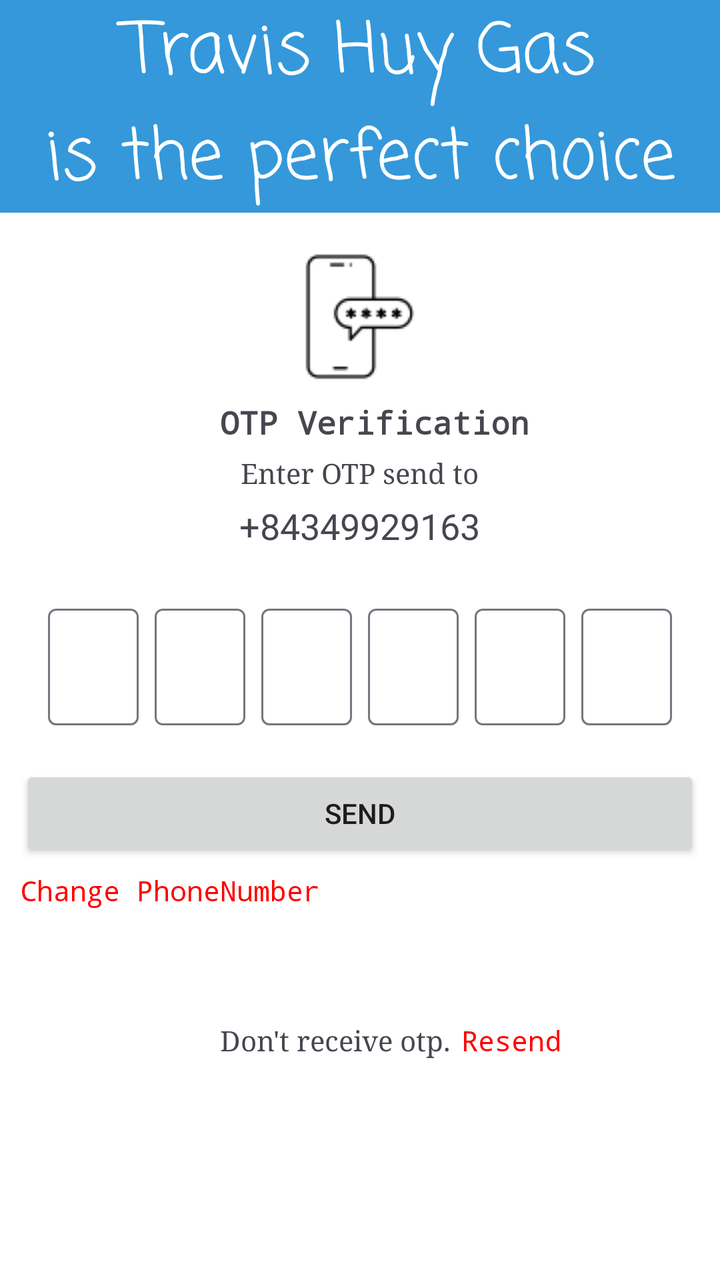
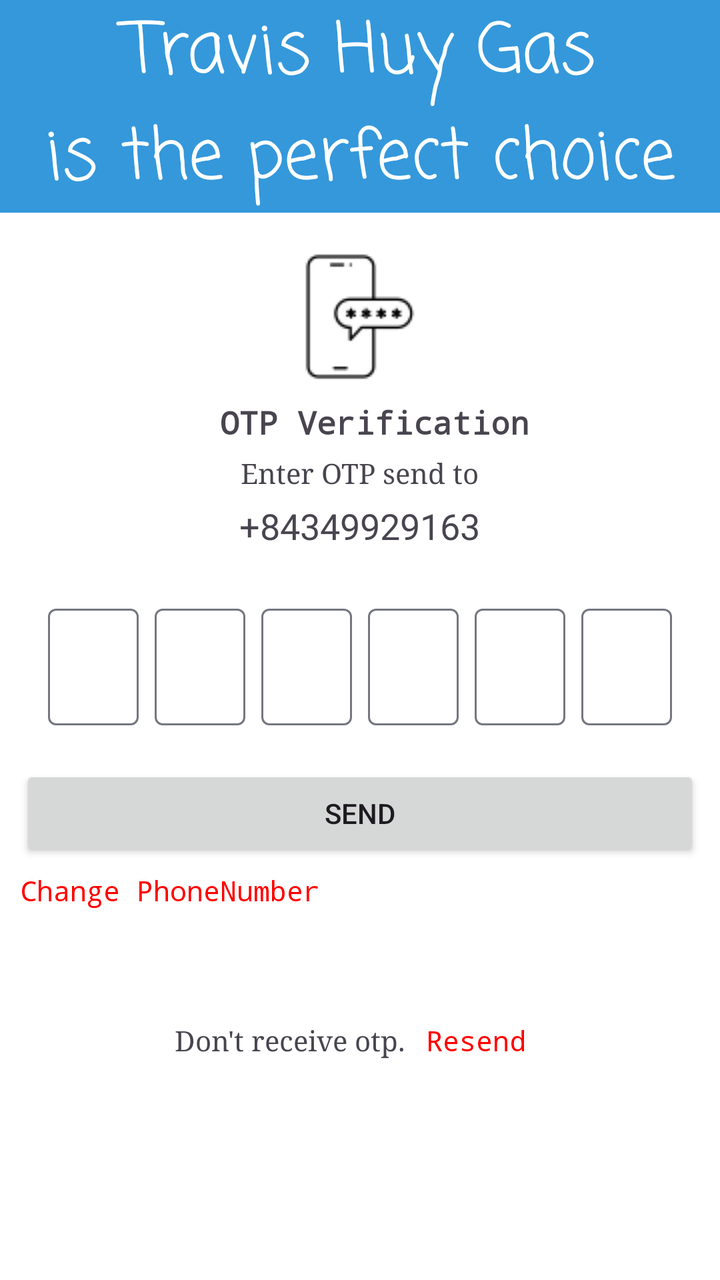

Compare the two renders of this Android layout. The source of the first and the diff that turns it into the second are given below.
<!-- AndroidManifest.xml: application theme Theme.Gas24h_7App -->
<!-- res/layout/activity_verification.xml -->
<?xml version="1.0" encoding="utf-8"?>
<androidx.constraintlayout.widget.ConstraintLayout xmlns:android="http://schemas.android.com/apk/res/android"
    xmlns:app="http://schemas.android.com/apk/res-auto"
    xmlns:tools="http://schemas.android.com/tools"
    android:layout_width="match_parent"
    android:layout_height="match_parent"
    tools:context=".ui.verify.VerificationActivity">
    <TextView
        android:id="@+id/textView"
        android:layout_width="match_parent"
        android:layout_height="wrap_content"
        android:layout_marginBottom="10dp"
        android:background="@color/light_primary"
        android:fontFamily="casual"
        android:gravity="center"
        android:text="@string/title"
        android:textColor="@color/white"
        android:textSize="35sp"
        app:layout_constraintBottom_toTopOf="@+id/linearLayout"
        app:layout_constraintEnd_toEndOf="parent"
        app:layout_constraintStart_toStartOf="parent"
        app:layout_constraintTop_toTopOf="parent" />

    <LinearLayout
        android:id="@+id/linearLayout"
        android:layout_width="match_parent"
        android:layout_height="wrap_content"
        android:orientation="vertical"
        app:layout_constraintEnd_toEndOf="parent"
        app:layout_constraintStart_toStartOf="parent"
        app:layout_constraintTop_toBottomOf="@+id/textView">

        <ImageView
            android:layout_width="64dp"
            android:layout_height="64dp"
            android:layout_gravity="center_horizontal"
            android:layout_marginTop="20dp"
            android:fontFamily="monospace"
            android:src="@drawable/icon_otp" />

        <TextView
            android:layout_width="wrap_content"
            android:layout_height="wrap_content"
            android:layout_gravity="center"
            android:layout_marginTop="10dp"
            android:layout_marginBottom="5dp"
            android:fontFamily="monospace"
            android:paddingStart="15dp"
            android:text="OTP Verification"
            android:textSize="16sp"
            android:textStyle="bold" />

        <TextView
            android:layout_width="wrap_content"
            android:layout_height="wrap_content"
            android:layout_gravity="center"
            android:layout_marginBottom="5dp"
            android:fontFamily="serif"
            android:text="Enter OTP send to" />

        <TextView
            android:id="@+id/tv_ver_phoneNumber"
            android:layout_width="wrap_content"
            android:layout_height="wrap_content"
            android:layout_gravity="center"
            android:fontFamily="@font/noto_sans_bold"
            android:text="+84349929163"
            android:textSize="18sp" />
    </LinearLayout>

    <androidx.constraintlayout.widget.ConstraintLayout
        android:id="@+id/otpLayout"
        android:layout_width="match_parent"
        android:layout_height="wrap_content"
        android:layout_marginHorizontal="24dp"
        android:layout_marginTop="24dp"
        app:layout_constraintTop_toBottomOf="@+id/linearLayout">

        <com.google.android.material.textfield.TextInputLayout
            android:id="@+id/textField1"
            android:layout_width="0dp"
            android:layout_height="wrap_content"
            android:layout_marginEnd="4dp"
            app:layout_constraintEnd_toStartOf="@+id/textField2"
            app:layout_constraintHorizontal_chainStyle="spread"
            app:layout_constraintStart_toStartOf="parent"
            app:layout_constraintTop_toTopOf="parent">

            <com.google.android.material.textfield.TextInputEditText
                android:id="@+id/ed_verification_otp1"
                android:layout_width="match_parent"
                android:layout_height="wrap_content"
                android:gravity="center"
                android:inputType="number"
                android:maxLength="1"
                android:textSize="18sp" />
        </com.google.android.material.textfield.TextInputLayout>

        <com.google.android.material.textfield.TextInputLayout
            android:id="@+id/textField2"
            android:layout_width="0dp"
            android:layout_height="wrap_content"
            android:layout_marginHorizontal="4dp"
            app:layout_constraintEnd_toStartOf="@+id/textField3"
            app:layout_constraintStart_toEndOf="@+id/textField1"
            app:layout_constraintTop_toTopOf="parent">

            <com.google.android.material.textfield.TextInputEditText
                android:id="@+id/ed_verification_otp2"
                android:layout_width="match_parent"
                android:layout_height="wrap_content"
                android:gravity="center"
                android:inputType="number"
                android:maxLength="1"
                android:textSize="18sp" />
        </com.google.android.material.textfield.TextInputLayout>

        <com.google.android.material.textfield.TextInputLayout
            android:id="@+id/textField3"
            android:layout_width="0dp"
            android:layout_height="wrap_content"
            android:layout_marginHorizontal="4dp"
            app:layout_constraintEnd_toStartOf="@+id/textField4"
            app:layout_constraintStart_toEndOf="@+id/textField2"
            app:layout_constraintTop_toTopOf="parent">

            <com.google.android.material.textfield.TextInputEditText
                android:id="@+id/ed_verification_otp3"
                android:layout_width="match_parent"
                android:layout_height="wrap_content"
                android:gravity="center"
                android:inputType="number"
                android:maxLength="1"
                android:textSize="18sp" />
        </com.google.android.material.textfield.TextInputLayout>

        <com.google.android.material.textfield.TextInputLayout
            android:id="@+id/textField4"
            android:layout_width="0dp"
            android:layout_height="wrap_content"
            android:layout_marginHorizontal="4dp"
            app:layout_constraintEnd_toStartOf="@+id/textField5"
            app:layout_constraintStart_toEndOf="@+id/textField3"
            app:layout_constraintTop_toTopOf="parent">

            <com.google.android.material.textfield.TextInputEditText
                android:id="@+id/ed_verification_otp4"
                android:layout_width="match_parent"
                android:layout_height="wrap_content"
                android:gravity="center"
                android:inputType="number"
                android:maxLength="1"
                android:textSize="18sp" />
        </com.google.android.material.textfield.TextInputLayout>

        <com.google.android.material.textfield.TextInputLayout
            android:id="@+id/textField5"
            android:layout_width="0dp"
            android:layout_height="wrap_content"
            android:layout_marginHorizontal="4dp"
            app:layout_constraintEnd_toStartOf="@+id/textField6"
            app:layout_constraintStart_toEndOf="@+id/textField4"
            app:layout_constraintTop_toTopOf="parent">

            <com.google.android.material.textfield.TextInputEditText
                android:id="@+id/ed_verification_otp5"
                android:layout_width="match_parent"
                android:layout_height="wrap_content"
                android:gravity="center"
                android:inputType="number"
                android:maxLength="1"
                android:textSize="18sp" />
        </com.google.android.material.textfield.TextInputLayout>

        <com.google.android.material.textfield.TextInputLayout
            android:id="@+id/textField6"
            android:layout_width="0dp"
            android:layout_height="wrap_content"
            android:layout_marginStart="4dp"
            app:layout_constraintEnd_toEndOf="parent"
            app:layout_constraintStart_toEndOf="@+id/textField5"
            app:layout_constraintTop_toTopOf="parent">

            <com.google.android.material.textfield.TextInputEditText
                android:id="@+id/ed_verification_otp6"
                android:layout_width="match_parent"
                android:layout_height="wrap_content"
                android:gravity="center"
                android:inputType="number"
                android:maxLength="1"
                android:textSize="18sp" />
        </com.google.android.material.textfield.TextInputLayout>

    </androidx.constraintlayout.widget.ConstraintLayout>

    <Button
        android:id="@+id/btn_send"
        android:layout_width="match_parent"
        android:layout_height="wrap_content"
        android:layout_marginHorizontal="10dp"
        android:layout_marginTop="20dp"
        android:text="SEND"
        app:layout_constraintTop_toBottomOf="@+id/otpLayout" />

    <TextView
        android:id="@+id/change_phonenumber"
        android:layout_width="wrap_content"
        android:layout_height="wrap_content"
        android:text="Change PhoneNumber"
        android:layout_marginTop="5dp"
        android:fontFamily="monospace"
        android:textColor="@color/red"
        app:layout_constraintStart_toStartOf="@+id/btn_send"
        app:layout_constraintTop_toBottomOf="@+id/btn_send" />

    <TextView
        android:id="@+id/resend_otp"
        android:layout_width="wrap_content"
        android:layout_height="wrap_content"
        android:fontFamily="monospace"
        android:layout_marginStart="5dp"
        android:text="Resend"
        android:textColor="@color/red"
        app:layout_constraintBottom_toBottomOf="@+id/textView2"
        app:layout_constraintStart_toEndOf="@+id/textView2"
        app:layout_constraintTop_toTopOf="@+id/textView2" />

    <TextView
        android:id="@+id/textView2"
        android:layout_width="wrap_content"
        android:layout_height="wrap_content"
        android:layout_marginStart="110dp"
        android:layout_marginTop="80dp"
        android:fontFamily="serif"
        android:text="Don't receive otp."
        app:layout_constraintStart_toStartOf="parent"
        app:layout_constraintTop_toBottomOf="@+id/btn_send" />

    <ProgressBar
        android:id="@+id/verification_progressbar"
        android:layout_width="48dp"
        android:layout_height="48dp"
        app:layout_constraintBottom_toBottomOf="parent"
        app:layout_constraintEnd_toEndOf="parent"
        app:layout_constraintStart_toStartOf="parent"
        app:layout_constraintTop_toTopOf="parent"
        android:visibility="gone"
        />

</androidx.constraintlayout.widget.ConstraintLayout>
<!-- resources referenced by this layout -->
<resources>
  <color name="light_primary">#3498DB</color>
  <color name="red">#FF0000</color>
  <color name="white">#FFFFFFFF</color>
  <string name="title">Travis Huy Gas\nis the perfect choice</string>
  <style name="Theme.Gas24h_7App" parent="Base.Theme.Gas24h_7App" />
  <color name="md_theme_light_primary">@color/brand_blue</color>
  <color name="md_theme_light_onPrimary">#FFFFFF</color>
  <color name="md_theme_light_primaryContainer">#D1E4FF</color>
  <color name="md_theme_light_onPrimaryContainer">#001D36</color>
  <color name="md_theme_light_secondary">#0E5EAE</color>
  <color name="md_theme_light_onSecondary">#FFFFFF</color>
  <color name="md_theme_light_secondaryContainer">#D4E3FF</color>
  <color name="md_theme_light_onSecondaryContainer">#001B3D</color>
  <color name="md_theme_light_tertiary">#3498DB</color>
  <color name="md_theme_light_onTertiary">#FFFFFF</color>
  <color name="md_theme_light_tertiaryContainer">#D1E4FF</color>
  <color name="md_theme_light_onTertiaryContainer">#001D36</color>
  <color name="md_theme_light_error">#BA1A1A</color>
  <color name="md_theme_light_errorContainer">#FFDAD6</color>
  <color name="md_theme_light_onError">#FFFFFF</color>
  <color name="md_theme_light_onErrorContainer">#410002</color>
  <color name="md_theme_light_background">#FFFFFF</color>
  <color name="md_theme_light_onBackground">#1A1C1E</color>
  <color name="md_theme_light_surface">#F8F9FF</color>
  <color name="md_theme_light_onSurface">#1A1C1E</color>
  <color name="md_theme_light_surfaceVariant">#E1E2EC</color>
  <color name="md_theme_light_onSurfaceVariant">#44474F</color>
  <color name="md_theme_light_outline">#74777F</color>
  <color name="md_theme_light_inverseOnSurface">#F2F0F4</color>
  <color name="md_theme_light_inverseSurface">#2F3033</color>
  <color name="md_theme_light_surfaceTint">@color/brand_blue</color>
  <color name="md_theme_light_inversePrimary">#9ECAFF</color>
  <color name="brand_blue">#0066CC</color>
  <!-- unchanged entries left out for length: 2 -->
</resources>

<!-- the commit's change to res/layout/activity_verification.xml (unified diff, before → after) -->
@@ -74,6 +74,8 @@
         android:layout_height="wrap_content"
         android:layout_marginHorizontal="24dp"
         android:layout_marginTop="24dp"
+        app:layout_constraintEnd_toEndOf="parent"
+        app:layout_constraintStart_toStartOf="parent"
         app:layout_constraintTop_toBottomOf="@+id/linearLayout">
 
         <com.google.android.material.textfield.TextInputLayout
@@ -201,6 +203,7 @@
         android:layout_marginTop="20dp"
         android:text="SEND"
         app:layout_constraintTop_toBottomOf="@+id/otpLayout" />
+
 
     <TextView
         android:id="@+id/change_phonenumber"
@@ -213,28 +216,33 @@
         app:layout_constraintStart_toStartOf="@+id/btn_send"
         app:layout_constraintTop_toBottomOf="@+id/btn_send" />
 
-    <TextView
-        android:id="@+id/resend_otp"
+    <LinearLayout
         android:layout_width="wrap_content"
         android:layout_height="wrap_content"
-        android:fontFamily="monospace"
-        android:layout_marginStart="5dp"
-        android:text="Resend"
-        android:textColor="@color/red"
-        app:layout_constraintBottom_toBottomOf="@+id/textView2"
-        app:layout_constraintStart_toEndOf="@+id/textView2"
-        app:layout_constraintTop_toTopOf="@+id/textView2" />
-
-    <TextView
-        android:id="@+id/textView2"
-        android:layout_width="wrap_content"
-        android:layout_height="wrap_content"
-        android:layout_marginStart="110dp"
+        android:orientation="horizontal"
         android:layout_marginTop="80dp"
-        android:fontFamily="serif"
-        android:text="Don't receive otp."
-        app:layout_constraintStart_toStartOf="parent"
-        app:layout_constraintTop_toBottomOf="@+id/btn_send" />
+        app:layout_constraintEnd_toEndOf="@+id/btn_send"
+        app:layout_constraintStart_toStartOf="parent"
+        app:layout_constraintTop_toBottomOf="@+id/btn_send">
+
+        <TextView
+            android:id="@+id/textView2"
+            android:layout_width="match_parent"
+            android:layout_height="wrap_content"
+            android:layout_weight="1"
+            android:fontFamily="serif"
+            android:text="Don't receive otp." />
+
+        <TextView
+            android:id="@+id/resend_otp"
+            android:layout_width="match_parent"
+            android:layout_height="wrap_content"
+            android:layout_weight="1"
+            android:fontFamily="monospace"
+            android:text="Resend"
+            android:layout_marginStart="10dp"
+            android:textColor="@color/red" />
+    </LinearLayout>
 
     <ProgressBar
         android:id="@+id/verification_progressbar"
